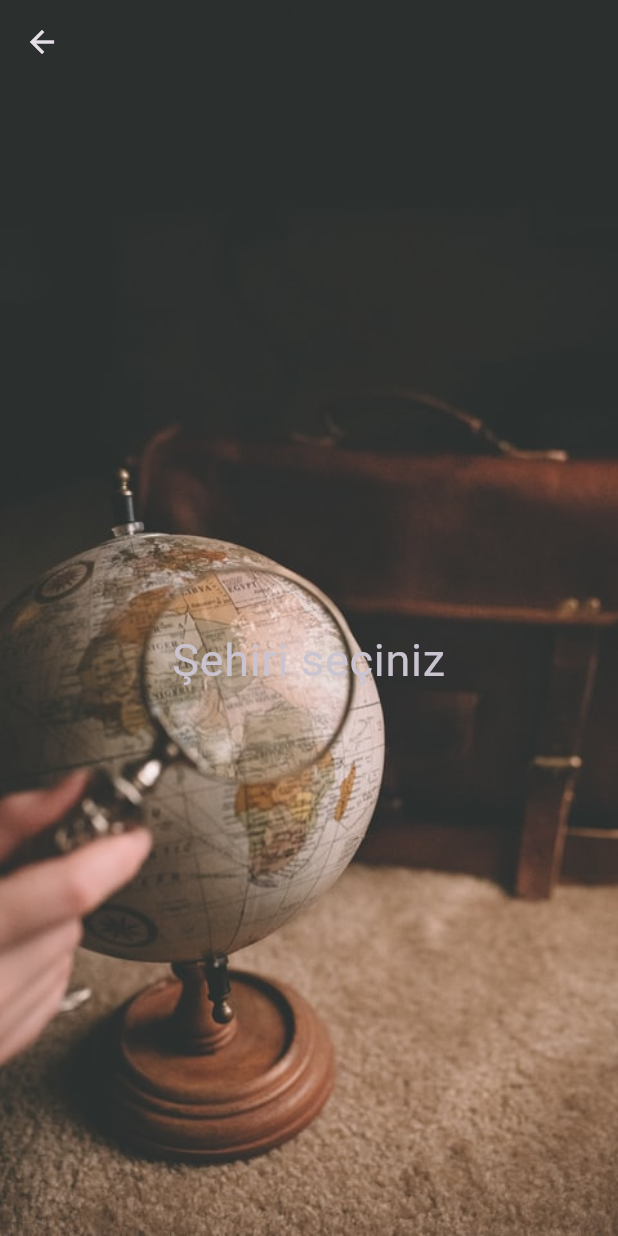
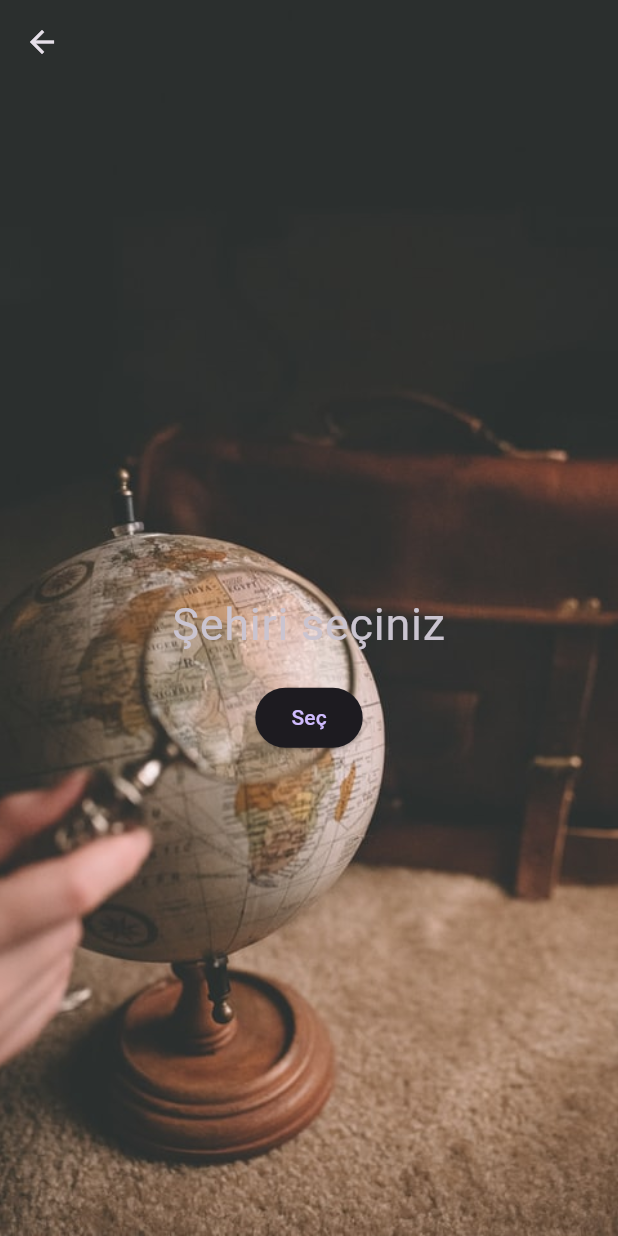
Before and after one commit to gorkembayraktar/weather_app, a Flutter app: the SearchPage screen opened directly, on a phone screen of 412 x 824 dp. Run offline on Flutter 3.47's test engine with Material 3 defaults, Android fonts, the phone set to English and light mode, and no system bars; our stand-ins replace loading_indicator; network calls fail.

Commit message:
sehir arama ve havadurumunu gösterme yapıldı

```diff
--- a/lib/search_page.dart
+++ b/lib/search_page.dart
@@ -1,11 +1,15 @@
 import 'package:flutter/material.dart';
-
+import 'package:havadurumu/home_page.dart';
+import 'package:havadurumu/utils.dart';
+import 'package:http/http.dart' as http;
 class SearchPage extends StatefulWidget {
   @override
   State<SearchPage> createState() => _SearchPageState();
 }
 
 class _SearchPageState extends State<SearchPage> {
+  String selectedCity = '';
+
   @override
   Widget build(BuildContext context) {
     return Container(
@@ -15,23 +19,40 @@ class _SearchPageState extends State<SearchPage> {
       ),
       child: Scaffold(
         backgroundColor: Colors.transparent,
-      appBar: AppBar(
+        appBar: AppBar(
           elevation: 0,
-        backgroundColor: Colors.transparent,
-      ),
-        body: const Center(
-          child:  Column(
+          backgroundColor: Colors.transparent,
+        ),
+        body: Center(
+          child: Column(
               mainAxisAlignment: MainAxisAlignment.center,
-              children:  <Widget>[
+              children: <Widget>[
                 Padding(
                   padding: EdgeInsets.symmetric(horizontal: 50),
                   child: TextField(
-                    style: TextStyle(fontSize: 30),
+                    onChanged: (value) {
+                      selectedCity = value;
+                    },
+                    style: const TextStyle(fontSize: 30),
                     textAlign: TextAlign.center,
-                    decoration: InputDecoration(hintText: 'Şehiri seçiniz', border: OutlineInputBorder(borderSide: BorderSide.none)),
+                    decoration: const InputDecoration(
+                        hintText: 'Şehiri seçiniz',
+                        border:
+                            OutlineInputBorder(borderSide: BorderSide.none)),
                   ),
+                ),
+                ElevatedButton(
+                    onPressed: () async{
+
+                      http.Response response  = await http.get(Uri.parse(
+                          'https://api.openweathermap.org/data/2.5/weather?q=$selectedCity&appid=${MyHomePage.APIKEY}&units=metric'));
+                      if(response.statusCode == 200){
+                        return Navigator.pop(context, selectedCity);
+                      }
+                      snackbarShow(context, 'Aradığınız şehir bulunamadı');
+                    },
+                    child: const Text('Seç')
                 )
-
               ]),
         ),
       ),
--- a/pubspec.yaml
+++ b/pubspec.yaml
@@ -35,6 +35,8 @@ dependencies:
   # The following adds the Cupertino Icons font to your application.
   # Use with the CupertinoIcons class for iOS style icons.
   cupertino_icons: ^1.0.6
+  http: ^1.2.1
+  loading_indicator: ^3.1.1
 
 dev_dependencies:
   flutter_test:
```
Also changed, not shown: lib/home_page.dart (+94 -9 lines), lib/utils.dart (added, +20 -0 lines), pubspec.lock.
